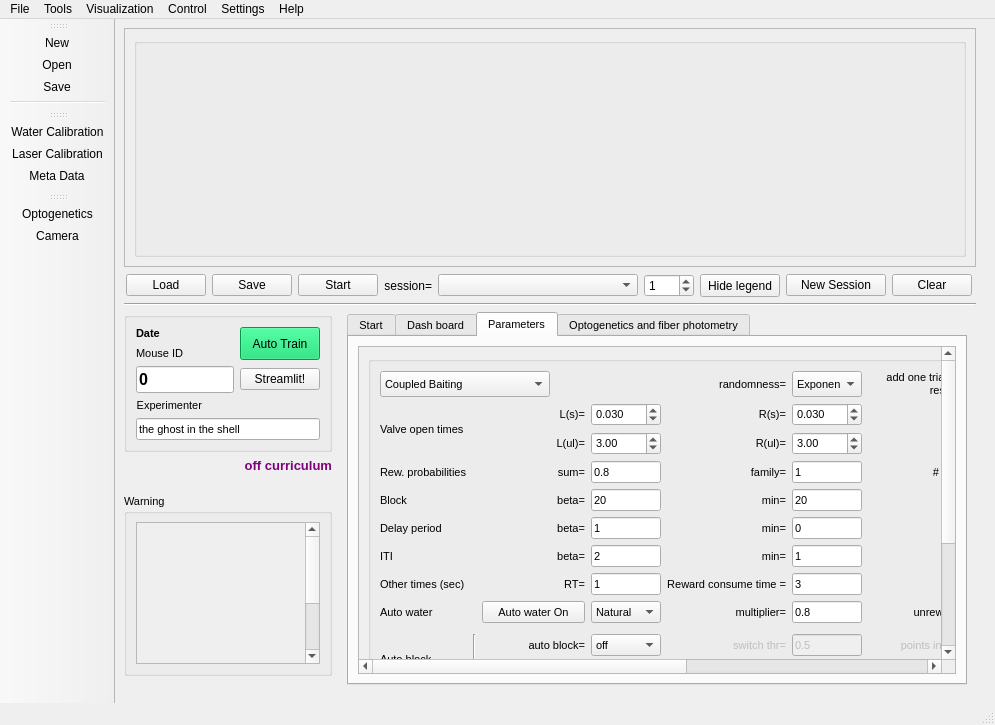
Old version of the form src/foraging_gui/ForagingGUI.ui in the repository AllenNeuralDynamics/dynamic-foraging-task.
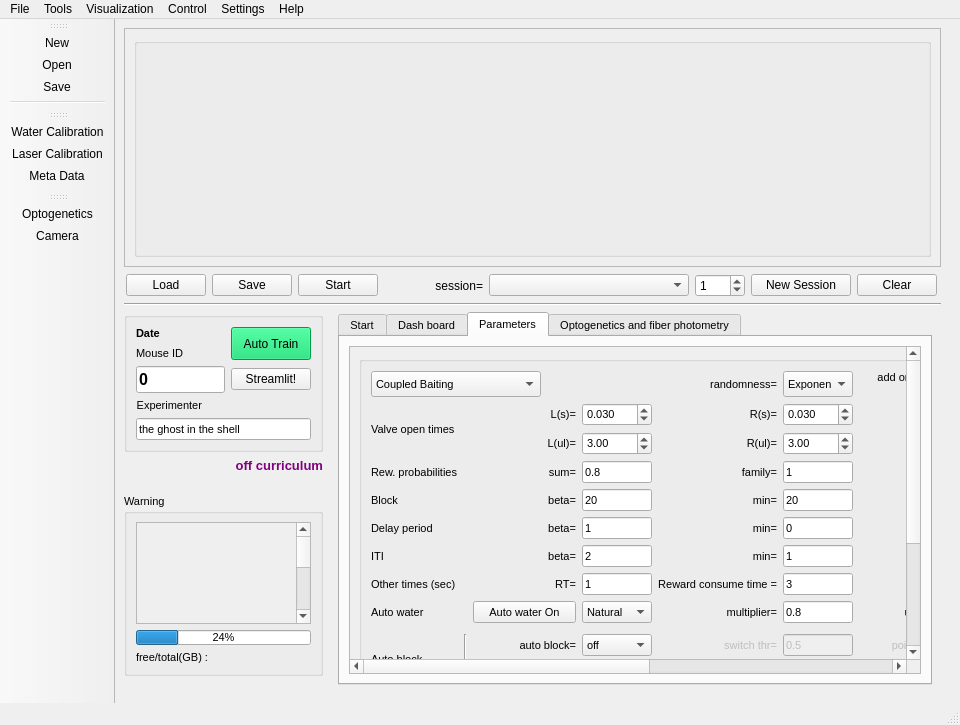
New version of the form. Icons and pictures are not drawn.

Patch:
```diff
--- a/src/foraging_gui/ForagingGUI.ui
+++ b/src/foraging_gui/ForagingGUI.ui
@@ -126,7 +126,20 @@
         <property name="rightMargin">
          <number>4</number>
         </property>
-        <item row="2" column="3">
+        <item row="1" column="11">
+         <widget class="QPushButton" name="Clear">
+          <property name="sizePolicy">
+           <sizepolicy hsizetype="Fixed" vsizetype="Fixed">
+            <horstretch>0</horstretch>
+            <verstretch>0</verstretch>
+           </sizepolicy>
+          </property>
+          <property name="text">
+           <string>Clear</string>
+          </property>
+         </widget>
+        </item>
+        <item row="1" column="3">
          <spacer name="horizontalSpacer_5">
           <property name="orientation">
            <enum>Qt::Horizontal</enum>
@@ -139,7 +152,32 @@
           </property>
          </spacer>
         </item>
-        <item row="2" column="7">
+        <item row="1" column="9" alignment="Qt::AlignRight">
+         <widget class="QPushButton" name="NewSession">
+          <property name="enabled">
+           <bool>true</bool>
+          </property>
+          <property name="sizePolicy">
+           <sizepolicy hsizetype="Fixed" vsizetype="Fixed">
+            <horstretch>0</horstretch>
+            <verstretch>0</verstretch>
+           </sizepolicy>
+          </property>
+          <property name="minimumSize">
+           <size>
+            <width>100</width>
+            <height>0</height>
+           </size>
+          </property>
+          <property name="text">
+           <string>New Session</string>
+          </property>
+          <property name="checkable">
+           <bool>true</bool>
+          </property>
+         </widget>
+        </item>
+        <item row="1" column="7">
          <widget class="QSpinBox" name="SessionlistSpin">
           <property name="sizePolicy">
            <sizepolicy hsizetype="Expanding" vsizetype="Expanding">
@@ -164,7 +202,7 @@
           </property>
          </widget>
         </item>
-        <item row="2" column="0">
+        <item row="1" column="0">
          <widget class="QPushButton" name="Load">
           <property name="sizePolicy">
            <sizepolicy hsizetype="Fixed" vsizetype="Fixed">
@@ -177,7 +215,7 @@
           </property>
          </widget>
         </item>
-        <item row="2" column="4">
+        <item row="1" column="5">
          <widget class="QLabel" name="label_73">
           <property name="enabled">
            <bool>true</bool>
@@ -199,33 +237,18 @@
           </property>
          </widget>
         </item>
-        <item row="2" column="9" alignment="Qt::AlignRight">
-         <widget class="QPushButton" name="NewSession">
-          <property name="enabled">
-           <bool>true</bool>
-          </property>
-          <property name="sizePolicy">
-           <sizepolicy hsizetype="Fixed" vsizetype="Fixed">
-            <horstretch>0</horstretch>
-            <verstretch>0</verstretch>
-           </sizepolicy>
-          </property>
+        <item row="1" column="6">
+         <widget class="QComboBox" name="Sessionlist">
           <property name="minimumSize">
            <size>
-            <width>100</width>
+            <width>200</width>
             <height>0</height>
            </size>
           </property>
-          <property name="text">
-           <string>New Session</string>
-          </property>
-          <property name="checkable">
-           <bool>true</bool>
-          </property>
          </widget>
         </item>
-        <item row="2" column="11">
-         <widget class="QPushButton" name="Clear">
+        <item row="1" column="1">
+         <widget class="QPushButton" name="Save">
           <property name="sizePolicy">
            <sizepolicy hsizetype="Fixed" vsizetype="Fixed">
             <horstretch>0</horstretch>
@@ -233,11 +256,11 @@
            </sizepolicy>
           </property>
           <property name="text">
-           <string>Clear</string>
+           <string>Save</string>
           </property>
          </widget>
         </item>
-        <item row="2" column="2">
+        <item row="1" column="2">
          <widget class="QPushButton" name="Start">
           <property name="enabled">
            <bool>true</bool>
@@ -262,48 +285,6 @@
           </property>
          </widget>
         </item>
-        <item row="2" column="1">
-         <widget class="QPushButton" name="Save">
-          <property name="sizePolicy">
-           <sizepolicy hsizetype="Fixed" vsizetype="Fixed">
-            <horstretch>0</horstretch>
-            <verstretch>0</verstretch>
-           </sizepolicy>
-          </property>
-          <property name="text">
-           <string>Save</string>
-          </property>
-         </widget>
-        </item>
-        <item row="2" column="5">
-         <widget class="QComboBox" name="Sessionlist">
-          <property name="minimumSize">
-           <size>
-            <width>200</width>
-            <height>0</height>
-           </size>
-          </property>
-         </widget>
-        </item>
-        <item row="2" column="8">
-         <widget class="QPushButton" name="HideLegend">
-          <property name="enabled">
-           <bool>true</bool>
-          </property>
-          <property name="sizePolicy">
-           <sizepolicy hsizetype="Expanding" vsizetype="Expanding">
-            <horstretch>0</horstretch>
-            <verstretch>0</verstretch>
-           </sizepolicy>
-          </property>
-          <property name="text">
-           <string>Hide legend</string>
-          </property>
-          <property name="checkable">
-           <bool>true</bool>
-          </property>
-         </widget>
-        </item>
        </layout>
       </item>
       <item>
@@ -604,8 +585,35 @@
                 <property name="title">
                  <string>Warning</string>
                 </property>
-                <layout class="QVBoxLayout" name="verticalLayout_2">
-                 <item>
+                <layout class="QGridLayout" name="gridLayout_7">
+                 <item row="1" column="0">
+                  <widget class="QProgressBar" name="DiskSpaceProgreeBar">
+                   <property name="enabled">
+                    <bool>true</bool>
+                   </property>
+                   <property name="maximumSize">
+                    <size>
+                     <width>16777215</width>
+                     <height>15</height>
+                    </size>
+                   </property>
+                   <property name="font">
+                    <font>
+                     <stylestrategy>PreferDefault</stylestrategy>
+                    </font>
+                   </property>
+                   <property name="whatsThis">
+                    <string/>
+                   </property>
+                   <property name="value">
+                    <number>24</number>
+                   </property>
+                   <property name="textVisible">
+                    <bool>true</bool>
+                   </property>
+                  </widget>
+                 </item>
+                 <item row="0" column="0">
                   <widget class="QScrollArea" name="scrollArea_6">
                    <property name="widgetResizable">
                     <bool>true</bool>
@@ -904,6 +912,13 @@
                    </widget>
                   </widget>
                  </item>
+                 <item row="2" column="0">
+                  <widget class="QLabel" name="diskspace">
+                   <property name="text">
+                    <string>free/total(GB) : </string>
+                   </property>
+                  </widget>
+                 </item>
                 </layout>
                </widget>
               </item>
```
Left out of the diff: 8 changed lines with no effect on the pictures.
